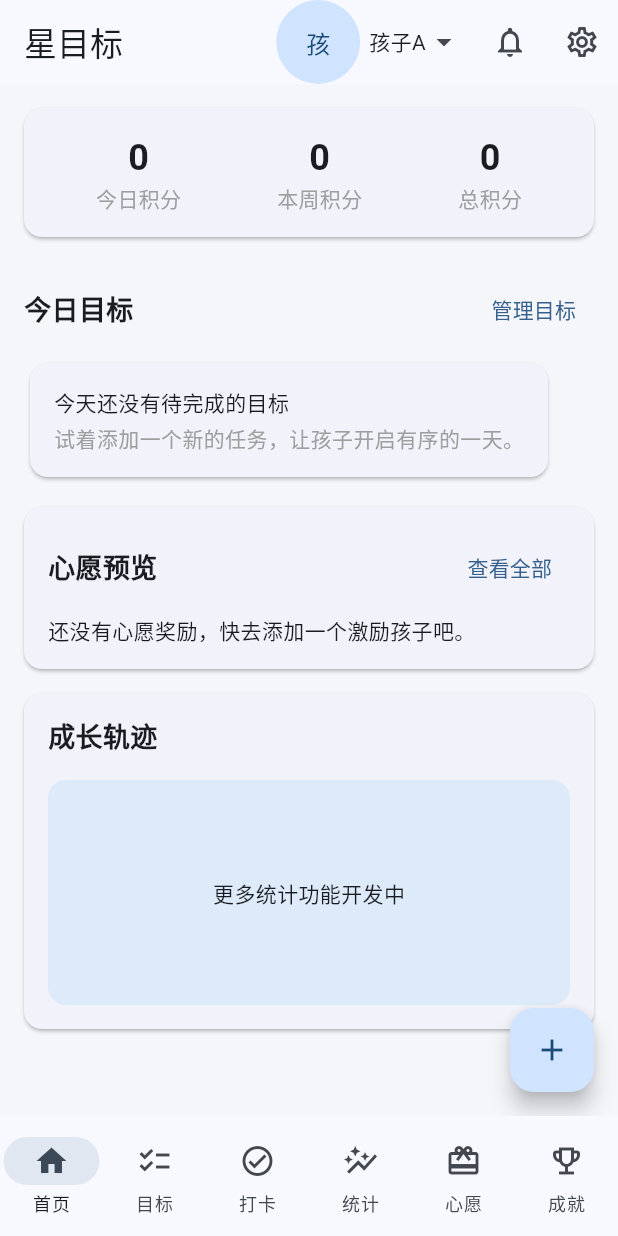
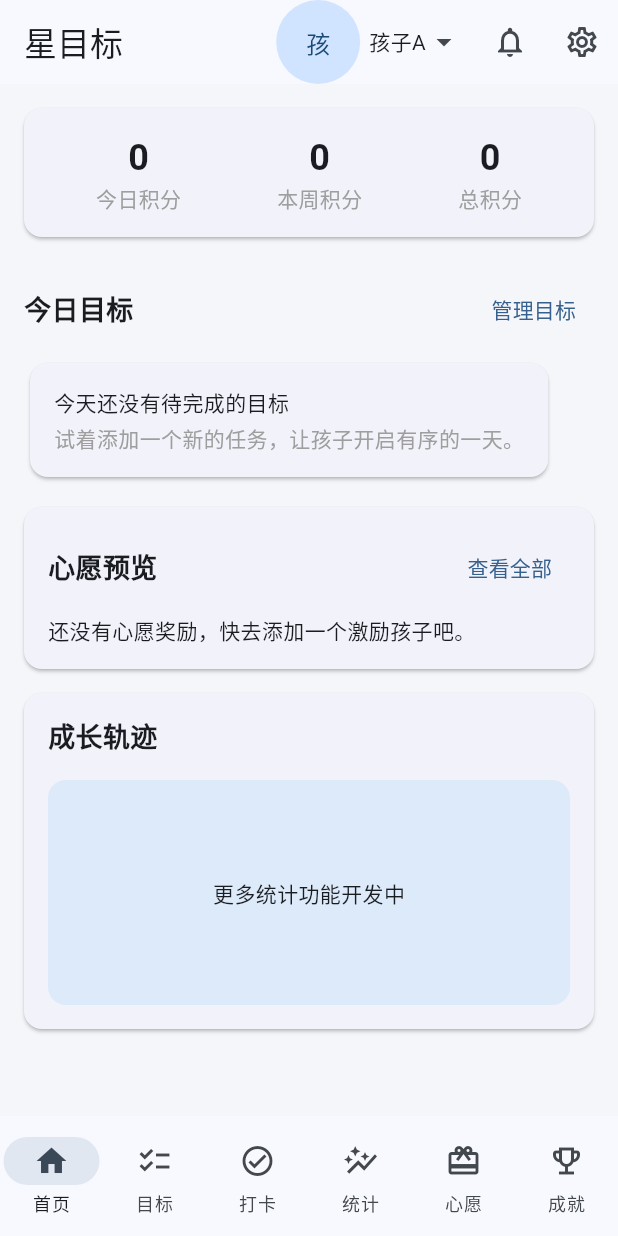
Before and after one commit to lzzhangsan/xingmubiao, a Flutter app: the screen it shows after launch, on a phone screen of 412 x 824 dp. Run offline on Flutter 3.47's test engine with Material 3 defaults, Android fonts, the light colour scheme and no system bars; our stand-ins replace firebase_core, fl_chart, flutter_local_notifications, image_picker, shared_preferences, timezone; accounts and stored records are empty.

Commit message:
删除首页+号10.9-20：42

```diff
--- a/lib/src/screens/home_screen.dart
+++ b/lib/src/screens/home_screen.dart
@@ -341,12 +341,8 @@ class _HomeScreenState extends State<HomeScreen> with TickerProviderStateMixin {
                         ),
                       ),
                     ),
-      floatingActionButton: selectedChild == null
-          ? null
-          : FloatingActionButton(
-              onPressed: _openAddGoal,
-              child: const Icon(Icons.add),
-            ),
+      // Floating action button for adding a goal removed —
+      // goal creation moved to the GoalList/管理目标 page.
     );
   }
 }
```
